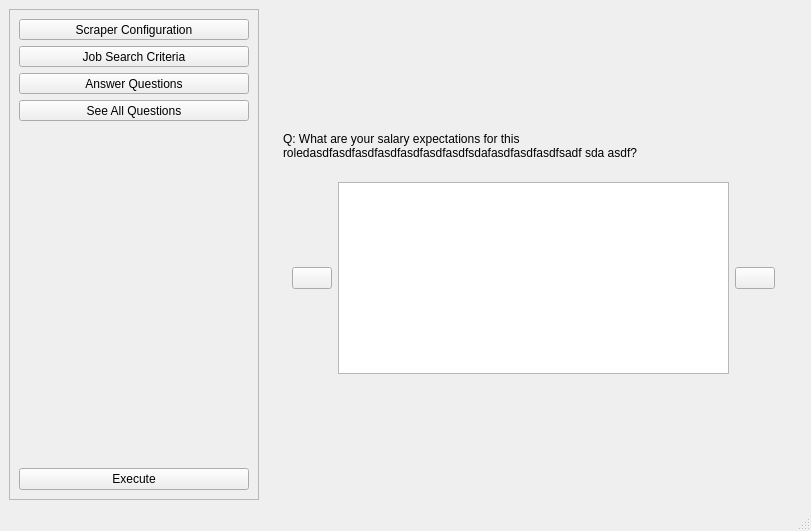
The window that HeadHunter9000Client/mainwindow.ui (lucaguarro/Head_Hunter_9000) describes before a commit, drawn with Qt 5.
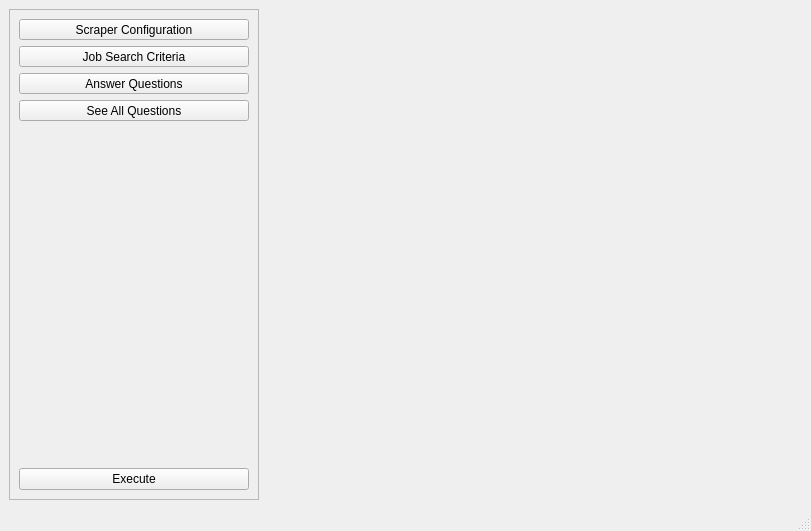
The same window after the commit. Icons and pictures are not drawn.

Commit message: removed unnecessary static widget

```diff
--- a/HeadHunter9000Client/mainwindow.ui
+++ b/HeadHunter9000Client/mainwindow.ui
@@ -157,107 +157,7 @@
         <verstretch>0</verstretch>
        </sizepolicy>
       </property>
-      <layout class="QVBoxLayout" name="verticalLayout">
-       <item>
-        <widget class="QWidget" name="widget_2" native="true">
-         <property name="sizePolicy">
-          <sizepolicy hsizetype="Preferred" vsizetype="Fixed">
-           <horstretch>0</horstretch>
-           <verstretch>0</verstretch>
-          </sizepolicy>
-         </property>
-         <layout class="QVBoxLayout" name="verticalLayout_2">
-          <item>
-           <widget class="QLabel" name="QuestionLabel">
-            <property name="sizePolicy">
-             <sizepolicy hsizetype="Minimum" vsizetype="Minimum">
-              <horstretch>0</horstretch>
-              <verstretch>0</verstretch>
-             </sizepolicy>
-            </property>
-            <property name="maximumSize">
-             <size>
-              <width>16777215</width>
-              <height>200</height>
-             </size>
-            </property>
-            <property name="text">
-             <string>Q: What are your salary expectations for this roledasdfasdfasdfasdfasdfasdfasdfsdafasdfasdfasdfsadf sda asdf?</string>
-            </property>
-            <property name="alignment">
-             <set>Qt::AlignmentFlag::AlignLeading|Qt::AlignmentFlag::AlignLeft|Qt::AlignmentFlag::AlignVCenter</set>
-            </property>
-            <property name="wordWrap">
-             <bool>true</bool>
-            </property>
-           </widget>
-          </item>
-          <item>
-           <widget class="QWidget" name="widget" native="true">
-            <property name="sizePolicy">
-             <sizepolicy hsizetype="Preferred" vsizetype="Fixed">
-              <horstretch>0</horstretch>
-              <verstretch>0</verstretch>
-             </sizepolicy>
-            </property>
-            <layout class="QHBoxLayout" name="horizontalLayout">
-             <item>
-              <widget class="QPushButton" name="LeftArrowButton">
-               <property name="sizePolicy">
-                <sizepolicy hsizetype="Fixed" vsizetype="Fixed">
-                 <horstretch>0</horstretch>
-                 <verstretch>0</verstretch>
-                </sizepolicy>
-               </property>
-               <property name="text">
-                <string/>
-               </property>
-               <property name="icon">
-                <iconset resource="resources.qrc">
-                 <normaloff>:/icons/assets/icons/arrow_left.svg</normaloff>:/icons/assets/icons/arrow_left.svg</iconset>
-               </property>
-              </widget>
-             </item>
-             <item>
-              <widget class="QTextEdit" name="FreeResponseEdit">
-               <property name="sizePolicy">
-                <sizepolicy hsizetype="MinimumExpanding" vsizetype="MinimumExpanding">
-                 <horstretch>0</horstretch>
-                 <verstretch>0</verstretch>
-                </sizepolicy>
-               </property>
-               <property name="maximumSize">
-                <size>
-                 <width>16777215</width>
-                 <height>250</height>
-                </size>
-               </property>
-              </widget>
-             </item>
-             <item>
-              <widget class="QPushButton" name="RightArrowButton">
-               <property name="sizePolicy">
-                <sizepolicy hsizetype="Fixed" vsizetype="Fixed">
-                 <horstretch>0</horstretch>
-                 <verstretch>0</verstretch>
-                </sizepolicy>
-               </property>
-               <property name="text">
-                <string/>
-               </property>
-               <property name="icon">
-                <iconset resource="resources.qrc">
-                 <normaloff>:/icons/assets/icons/arrow_right.svg</normaloff>:/icons/assets/icons/arrow_right.svg</iconset>
-               </property>
-              </widget>
-             </item>
-            </layout>
-           </widget>
-          </item>
-         </layout>
-        </widget>
-       </item>
-      </layout>
+      <layout class="QVBoxLayout" name="verticalLayout"/>
      </widget>
     </item>
    </layout>
```
